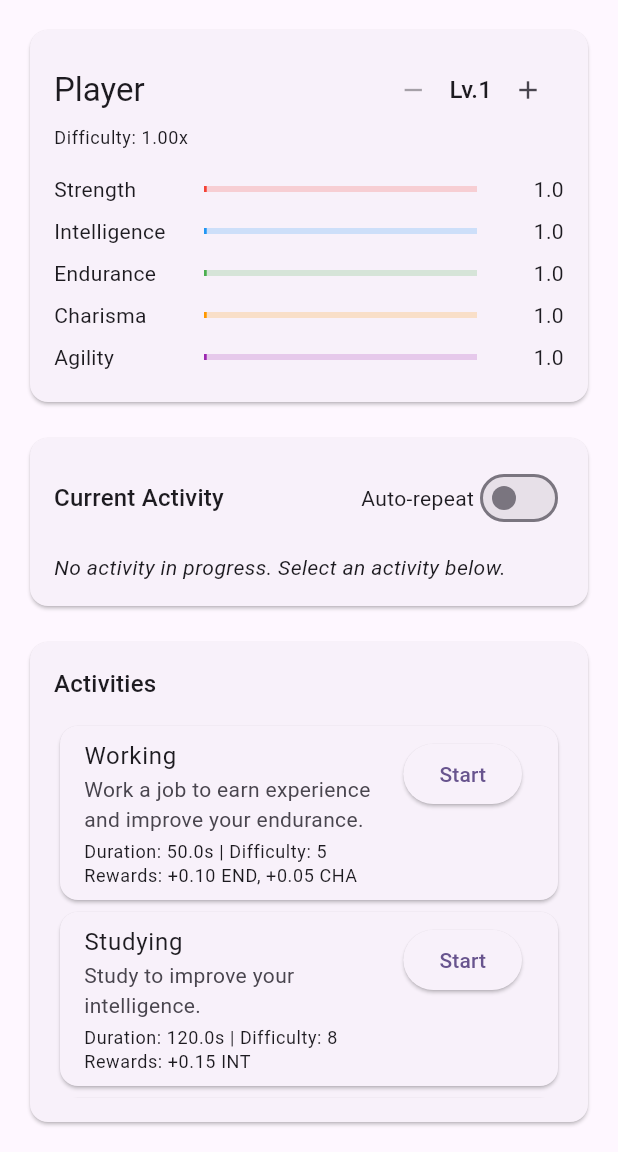
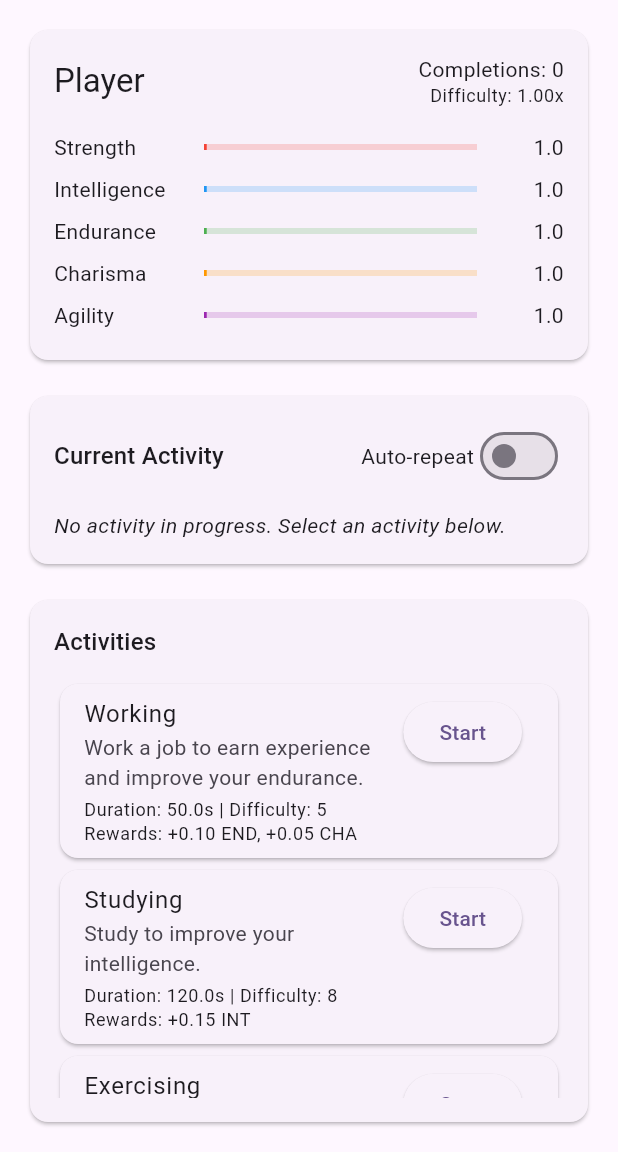
Before and after one commit to Liodene/Just-another-day, a Flutter app: the screen it shows after launch, on a phone screen of 412 x 824 dp, the part 84-1236 px from its top. Run offline on Flutter 3.47's test engine with Material 3 defaults, Android fonts, the phone set to English and light mode, and no system bars.

Commit message:
Change difficulty coefficient to increase per activity completion
- Replace character level with completedActivities counter
- Difficulty coefficient = 1.10^completedActivities
- Increment completedActivities when activity completes
- Update UI to show completions count and difficulty multiplier
- Update tests for completion-based difficulty system

Co-authored-by: corentin.lefevre <corentin.lefevre@staycation.co>

```diff
--- a/lib/engine/activity_manager.dart
+++ b/lib/engine/activity_manager.dart
@@ -148,12 +148,15 @@ class ActivityManager extends ChangeNotifier {
     // Apply full rewards
     _applyRewards(activity, 1.0);
 
+    // Increment completed activities count (increases difficulty by 1.10x)
+    character.completedActivities++;
+
     // Notify listeners
     _onActivityCompleted?.call(activity, activity.rewards);
 
     // Handle auto-repeat
     if (_autoRepeat) {
-      // Restart the same activity
+      // Restart the same activity with new difficulty coefficient
       final duration = activity.calculateDuration(
         character.stats,
         difficultyCoefficient: character.difficultyCoefficient,
--- a/lib/main.dart
+++ b/lib/main.dart
@@ -134,31 +134,21 @@ class _GameScreenState extends State<GameScreen>
                   _character.name,
                   style: Theme.of(context).textTheme.titleLarge,
                 ),
-                Row(
+                Column(
+                  crossAxisAlignment: CrossAxisAlignment.end,
                   children: [
-                    IconButton(
-                      icon: const Icon(Icons.remove),
-                      onPressed: _character.level > 1
-                          ? () => setState(() => _character.level--)
-                          : null,
-                      iconSize: 20,
+                    Text(
+                      'Completions: ${_character.completedActivities}',
+                      style: Theme.of(context).textTheme.bodyMedium,
                     ),
                     Text(
-                      'Lv.${_character.level}',
-                      style: Theme.of(context).textTheme.titleMedium,
-                    ),
-                    IconButton(
-                      icon: const Icon(Icons.add),
-                      onPressed: () => setState(() => _character.level++),
-                      iconSize: 20,
+                      'Difficulty: '
+                      '${_character.difficultyCoefficient.toStringAsFixed(2)}x',
+                      style: Theme.of(context).textTheme.bodySmall,
                     ),
                   ],
                 ),
               ],
-            ),
-            Text(
-              'Difficulty: ${_character.difficultyCoefficient.toStringAsFixed(2)}x',
-              style: Theme.of(context).textTheme.bodySmall,
             ),
             const SizedBox(height: 12),
             _buildStatRow('Strength', stats.strength, Colors.red),
--- a/lib/models/character.dart
+++ b/lib/models/character.dart
@@ -106,7 +106,7 @@ class Character {
   Character({
     required this.name,
     CharacterStats? stats,
-    this.level = 1,
+    this.completedActivities = 0,
   }) : stats = stats ?? CharacterStats();
 
   /// The character's name.
@@ -115,20 +115,16 @@ class Character {
   /// The character's stats.
   final CharacterStats stats;
 
-  /// The character's current level.
-  /// Higher levels increase activity difficulty with a 1.10x coefficient.
-  int level;
+  /// The number of activities completed.
+  /// Each completion increases difficulty by 1.10x.
+  int completedActivities;
 
-  /// Calculates the difficulty coefficient based on the character's level.
-  /// Each level multiplies difficulty by 1.10.
-  double get difficultyCoefficient => _calculateDifficultyCoefficient(level);
-
-  /// Calculates the difficulty coefficient for a given level.
-  /// Formula: 1.10 ^ (level - 1)
-  /// Level 1 = 1.0x, Level 2 = 1.1x, Level 3 = 1.21x, etc.
-  static double _calculateDifficultyCoefficient(int level) {
-    if (level <= 1) return 1.0;
-    return _pow(1.10, level - 1);
+  /// The difficulty coefficient based on completed activities.
+  /// Formula: 1.10 ^ completedActivities
+  /// 0 completions = 1.0x, 1 completion = 1.1x, 2 completions = 1.21x, etc.
+  double get difficultyCoefficient {
+    if (completedActivities <= 0) return 1.0;
+    return _pow(1.10, completedActivities);
   }
 
   /// Simple power function for double base and int exponent.
@@ -141,5 +137,6 @@ class Character {
   }
 
   @override
-  String toString() => 'Character($name, level: $level, $stats)';
+  String toString() =>
+      'Character($name, completions: $completedActivities, $stats)';
 }
```
Also changed, not shown: 1 other file.
